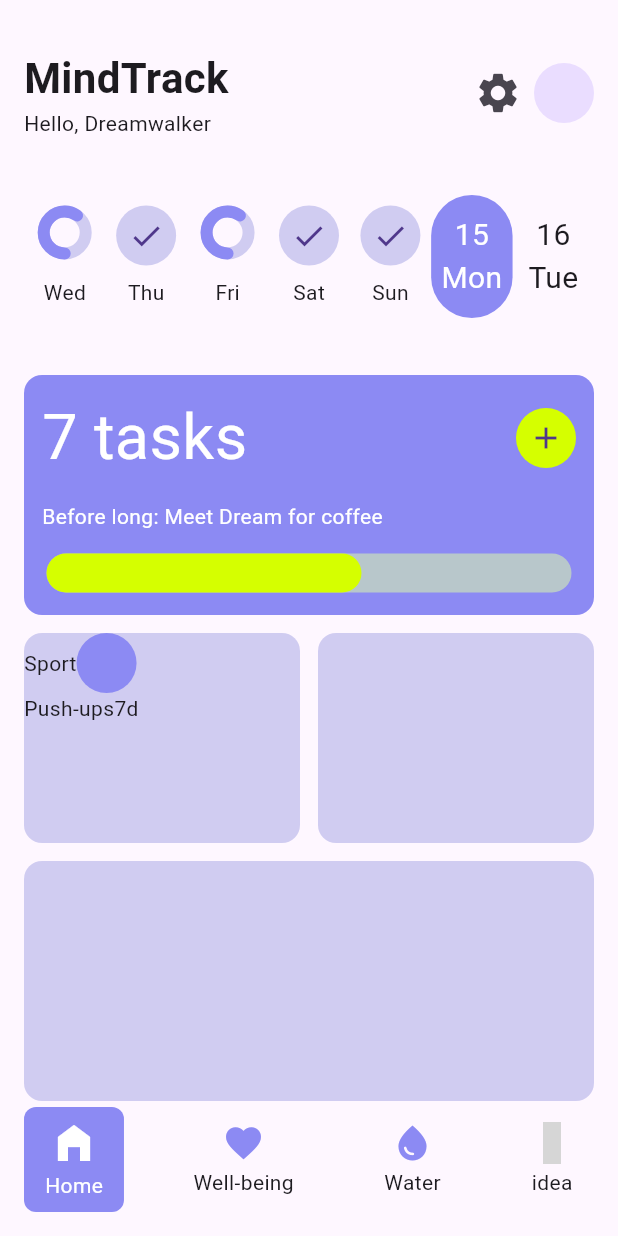
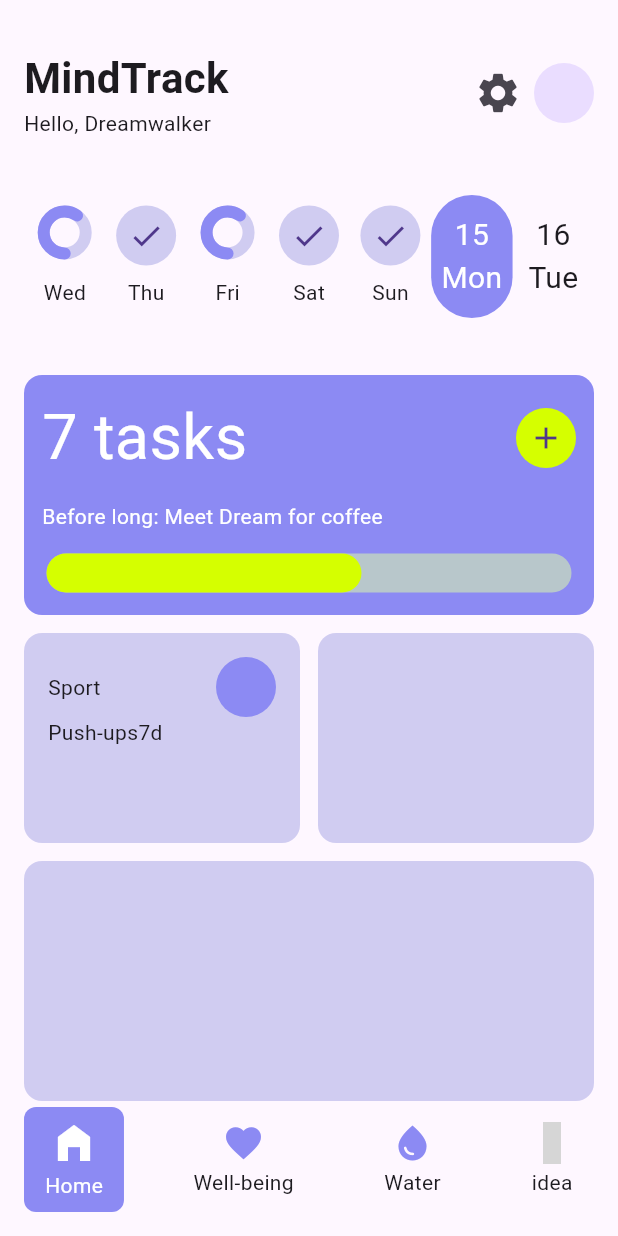
Before and after one commit to JAICHANGPARK/flutter_notebook_chapter_43, a Flutter app: the HabitJournalMainScreen screen opened directly, on a phone screen of 412 x 824 dp. Run offline on Flutter 3.47's test engine with Material 3 defaults, Android fonts, the phone set to English and light mode, and no system bars; drawn by our look-alikes of percent_indicator; our stand-ins replace gap, hugeicons; grey boxes are pictures that could not be loaded.

Commit message:
Update habit_journal_home_screen.dart

```diff
--- a/lib/ep2173_habit_journal_app/ui/home/habit_journal_home_screen.dart
+++ b/lib/ep2173_habit_journal_app/ui/home/habit_journal_home_screen.dart
@@ -253,10 +253,12 @@ class _HabitJournalHomeScreenState extends State<HabitJournalHomeScreen> {
                           color: Color.fromRGBO(208, 204, 241, 1),
                           borderRadius: BorderRadius.circular(12),
                         ),
+                        padding: EdgeInsets.all(16),
                         child: Column(
                           crossAxisAlignment: CrossAxisAlignment.start,
                           children: [
                             Row(
+                              mainAxisAlignment: MainAxisAlignment.spaceBetween,
                               children: [
                                 Text("Sport"),
                                 CircleAvatar(
```
